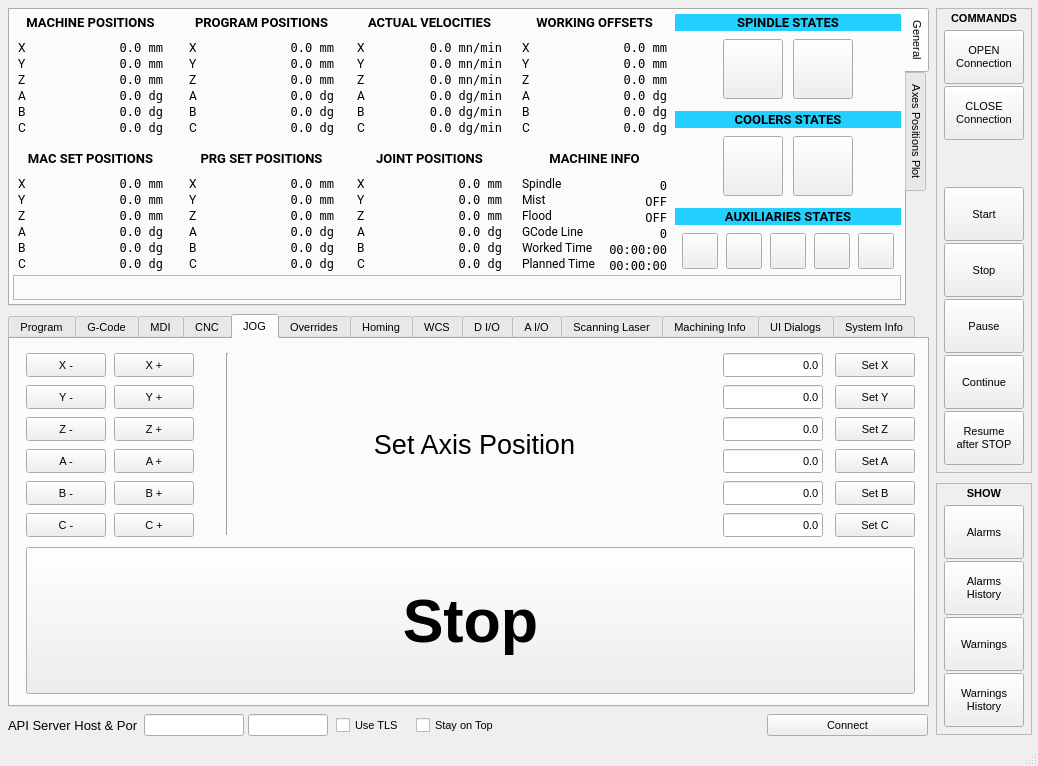
Qt form python/examples/api_client_qt_demo/desktop_view.ui (rosettacnc-classroom/cnc_api_client_core_1) before a commit.
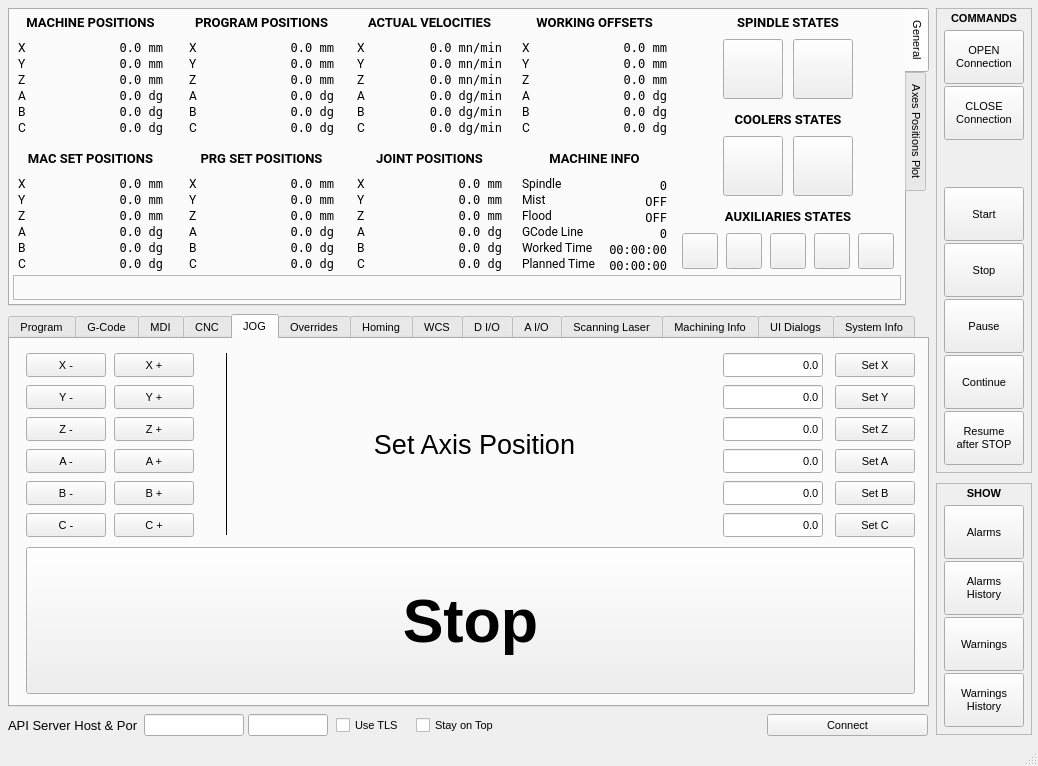
The same form after that commit. The open tabs and pages were chosen to show the change. Custom widgets are drawn as their Qt base class.

Commit message: continue development

```diff
--- a/python/examples/api_client_qt_demo/desktop_view.ui
+++ b/python/examples/api_client_qt_demo/desktop_view.ui
@@ -1078,10 +1078,13 @@
        <rect>
         <x>216</x>
         <y>14</y>
-        <width>2</width>
+        <width>1</width>
         <height>182</height>
        </rect>
       </property>
+      <property name="frameShadow">
+       <enum>QFrame::Shadow::Plain</enum>
+      </property>
       <property name="orientation">
        <enum>Qt::Orientation::Vertical</enum>
       </property>
@@ -5764,7 +5767,7 @@
        </font>
       </property>
       <property name="styleSheet">
-       <string notr="true">background-color: rgb(35, 207, 255);</string>
+       <string notr="true"/>
       </property>
       <property name="text">
        <string>SPINDLE STATES</string>
@@ -5840,7 +5843,7 @@
        </font>
       </property>
       <property name="styleSheet">
-       <string notr="true">background-color: rgb(35, 207, 255);</string>
+       <string notr="true"/>
       </property>
       <property name="text">
        <string>COOLERS STATES</string>
@@ -5960,7 +5963,7 @@
        </font>
       </property>
       <property name="styleSheet">
-       <string notr="true">background-color: rgb(35, 207, 255);</string>
+       <string notr="true"/>
       </property>
       <property name="text">
        <string>AUXILIARIES STATES</string>
```
Left out of the diff: 105 changed lines with no effect on the pictures. The commit also changes 2 other files.
